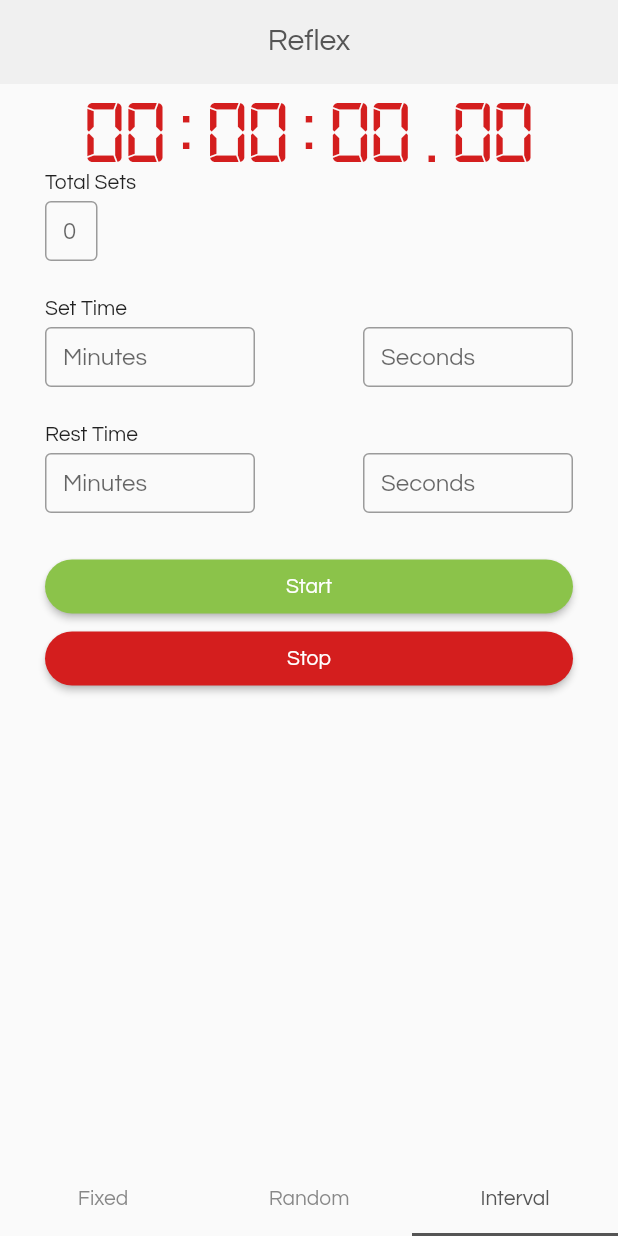
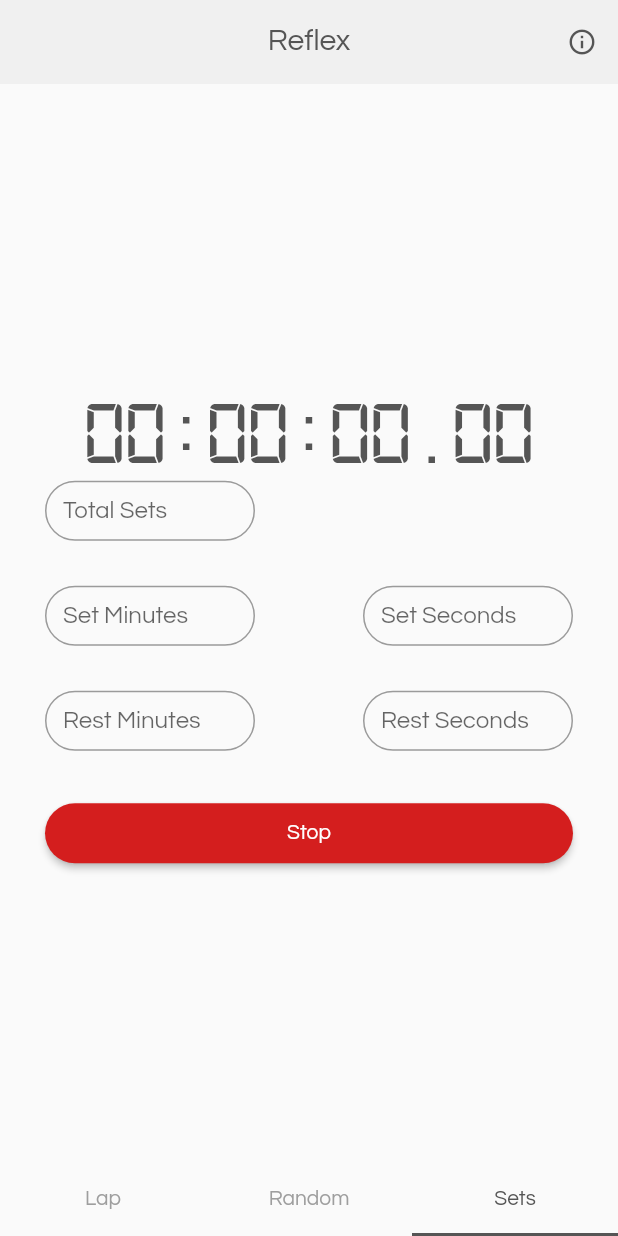
Before and after one commit to JuliusKarl/reflex, a Flutter app: the screen it shows after launch, item 3 of the bottom bar chosen, after a tap on "Start", on a phone screen of 412 x 824 dp. Run offline on Flutter 3.47's test engine with Material 2 defaults, Android fonts, the light colour scheme and no system bars; our stand-ins replace stop_watch_timer; statements that could not run were skipped.

Commit message:
Timer countdown. Setting time correctly

```diff
--- a/lib/home.dart
+++ b/lib/home.dart
@@ -2,6 +2,10 @@ import 'package:flutter/material.dart';
 import 'random.dart';
 import 'lap.dart';
 import 'round.dart';
+
+import 'info/lapInfo.dart';
+import 'info/randomInfo.dart';
+import 'info/roundInfo.dart';
 
 class Home extends StatefulWidget {
   @override
@@ -14,7 +18,9 @@ class _HomeState extends State<Home> with SingleTickerProviderStateMixin {
     Tab(text: "Random"),
     Tab(text: "Interval"),
   ];
+
   TabController _tabController;
+  int index;
 
   @override
   void initState() {
@@ -31,24 +37,67 @@ class _HomeState extends State<Home> with SingleTickerProviderStateMixin {
   Widget build(BuildContext context) {
     return DefaultTabController(
         length: 3,
-        child: Scaffold(
+        child: Builder(builder: (BuildContext context) {
+          return Scaffold(
               appBar: AppBar(
+                actions: <Widget>[
+                  IconButton(
+                    iconSize: 20,
+                    icon: Icon(
+                      Icons.info_outline,
+                      color: Color(0xFF555555),
+                    ),
+                    onPressed: () {
+                      switch (DefaultTabController.of(context).index) {
+                        case 0:
+                          {
+                            Navigator.push(
+                                context,
+                                MaterialPageRoute(
+                                    builder: (context) => LapInfo()));
+                          }
+                          break;
+
+                        case 1:
+                          {
+                            Navigator.push(
+                                context,
+                                MaterialPageRoute(
+                                    builder: (context) => RandomInfo()));
+                          }
+                          break;
+
+                        case 2:
+                          {
+                            Navigator.push(
+                                context,
+                                MaterialPageRoute(
+                                    builder: (context) => RoundInfo()));
+                          }
+                          break;
+                      }
+                    },
+                  )
+                ],
                 elevation: 0.0,
                 backgroundColor: Color(0xFFf0f0f0),
-              title: Text("Reflex", style: TextStyle(color: Color(0xFF555555))),
+                title:
+                    Text("Reflex", style: TextStyle(color: Color(0xFF555555))),
                 centerTitle: true,
               ),
               bottomNavigationBar: TabBar(
                 labelColor: Color(0xFF555555),
                 indicatorColor: Color(0xFF555555),
+                unselectedLabelColor: Colors.grey,
                 tabs: [
-                Tab(text: 'Fixed'),
+                  Tab(text: 'Lap'),
                   Tab(text: 'Random'),
-                Tab(text: 'Interval')
+                  Tab(text: 'Sets')
                 ],
               ),
               body: TabBarView(
                 children: [Lap(), Random(), Round()],
-            )));
+              ));
+        }));
   }
 }
--- a/lib/lap.dart
+++ b/lib/lap.dart
@@ -8,22 +8,21 @@ class Lap extends StatefulWidget {
 
 class _LapState extends State<Lap> {
   final _isHours = true;
+  bool isRunning = false;
 
   final StopWatchTimer _stopWatchTimer = StopWatchTimer(
-    isLapHours: true,
-    onChange: (value) => print('onChange $value'),
-    onChangeRawSecond: (value) => print('onChangeRawSecond $value'),
-    onChangeRawMinute: (value) => print('onChangeRawMinute $value'),
-  );
+      isLapHours: true, onChange: (value) => {print('onChange $value')});
 
   @override
   void initState() {
     super.initState();
-    _stopWatchTimer.rawTime.listen((value) =>
-        print('rawTime $value ${StopWatchTimer.getDisplayTime(value)}'));
-    _stopWatchTimer.minuteTime.listen((value) => print('minuteTime $value'));
-    _stopWatchTimer.secondTime.listen((value) => print('secondTime $value'));
-    _stopWatchTimer.records.listen((value) => print('records $value'));
+    _stopWatchTimer.rawTime.listen((value) {
+      if (StopWatchTimer.getRawSecond(value * 10) == 0) {
+        setState(() {
+          isRunning = false;
+        });
+      }
+    });
     super.initState();
   }
 
@@ -37,10 +36,8 @@ class _LapState extends State<Lap> {
   Widget build(BuildContext context) {
     return Center(
       child: ListView(
-        // mainAxisAlignment: MainAxisAlignment.center,
-        // crossAxisAlignment: CrossAxisAlignment.center,
+        shrinkWrap: true,
         children: <Widget>[
-          /// Display stop watch time
           Padding(
             padding: const EdgeInsets.only(bottom: 0),
             child: StreamBuilder<int>(
@@ -60,7 +57,7 @@ class _LapState extends State<Lap> {
                               style: const TextStyle(
                                   fontSize: 60,
                                   fontFamily: 'Digital',
-                                  color: Color(0xFFd41e1e))),
+                                  color: Color(0xFF555555))),
                         ),
                       ],
                     ));
@@ -167,12 +164,6 @@ class _LapState extends State<Lap> {
           //         ),
           //       ),
           Container(
-              margin: EdgeInsets.only(left: 30),
-              child: Align(
-                alignment: Alignment.bottomLeft,
-                child: Text("Set Time"),
-              )),
-          Container(
               margin: EdgeInsets.fromLTRB(30, 5, 30, 25),
               child: Row(
                   mainAxisAlignment: MainAxisAlignment.spaceBetween,
@@ -185,11 +176,14 @@ class _LapState extends State<Lap> {
                               keyboardType: TextInputType.number,
                               onChanged: (text) {
                                 _stopWatchTimer
-                                    .setPresetSecondTime(int.parse(text));
+                                    .setPresetMinuteTime(int.parse(text));
                               },
                               decoration: InputDecoration(
-                                border: OutlineInputBorder(),
-                                labelText: 'Minutes',
+                                border: OutlineInputBorder(
+                                    borderRadius: const BorderRadius.all(
+                                  const Radius.circular(20.0),
+                                )),
+                                labelText: 'Set Minutes',
                               ),
                             ))),
                     Flexible(
@@ -203,17 +197,14 @@ class _LapState extends State<Lap> {
                                     .setPresetSecondTime(int.parse(text));
                               },
                               decoration: InputDecoration(
-                                border: OutlineInputBorder(),
-                                labelText: 'Seconds',
+                                border: OutlineInputBorder(
+                                    borderRadius: const BorderRadius.all(
+                                  const Radius.circular(20.0),
+                                )),
+                                labelText: 'Set Seconds',
                               ),
                             ))),
                   ])),
-          Container(
-              margin: EdgeInsets.only(left: 30),
-              child: Align(
-                alignment: Alignment.bottomLeft,
-                child: Text("Interval"),
-              )),
           Container(
               margin: EdgeInsets.fromLTRB(30, 5, 30, 10),
               child: Row(
@@ -226,12 +217,16 @@ class _LapState extends State<Lap> {
                             child: TextField(
                               keyboardType: TextInputType.number,
                               onChanged: (text) {
-                                _stopWatchTimer
-                                    .setPresetSecondTime(int.parse(text));
+                                // _stopWatchTimer
+                                //     .setPresetSecondTime(int.parse(text));
                               },
                               decoration: InputDecoration(
-                                border: OutlineInputBorder(),
-                                labelText: 'Minutes',
+                                border: OutlineInputBorder(
+                                  borderRadius: const BorderRadius.all(
+                                    const Radius.circular(20.0),
+                                  ),
+                                ),
+                                labelText: 'Lap Minutes',
                               ),
                             ))),
                     Flexible(
@@ -241,45 +236,41 @@ class _LapState extends State<Lap> {
                             child: TextField(
                               keyboardType: TextInputType.number,
                               onChanged: (text) {
-                                _stopWatchTimer
-                                    .setPresetSecondTime(int.parse(text));
+                                // _stopWatchTimer
+                                //     .setPresetSecondTime(int.parse(text));
                               },
                               decoration: InputDecoration(
-                                border: OutlineInputBorder(),
-                                labelText: 'Seconds',
+                                border: OutlineInputBorder(
+                                    borderRadius: const BorderRadius.all(
+                                  const Radius.circular(20.0),
+                                )),
+                                labelText: 'Lap Seconds',
                               ),
                             ))),
                   ])),
-          Padding(
+          Container(
+              height: 40,
+              margin: EdgeInsets.only(top: 10),
+              child: Padding(
                 padding: const EdgeInsets.symmetric(horizontal: 30),
                 child: RaisedButton(
                   padding: const EdgeInsets.all(4),
-              color: Colors.lightGreen,
+                  color: isRunning ? Color(0xFFd41e1e) : Colors.lightGreen,
                   shape: const StadiumBorder(),
                   onPressed: () async {
-                _stopWatchTimer.onExecute.add(StopWatchExecute.start);
+                    isRunning
+                        ? _stopWatchTimer.onExecute.add(StopWatchExecute.stop)
+                        : _stopWatchTimer.onExecute.add(StopWatchExecute.start);
+                    setState(() {
+                      isRunning = !isRunning;
+                    });
                   },
-              child: const Text(
-                'Start',
+                  child: Text(
+                    isRunning ? 'Stop' : 'Start',
                     style: TextStyle(color: Colors.white),
                   ),
                 ),
-          ),
-          Padding(
-            padding: const EdgeInsets.symmetric(horizontal: 30),
-            child: RaisedButton(
-              padding: const EdgeInsets.all(4),
-              color: Color(0xFFd41e1e),
-              shape: const StadiumBorder(),
-              onPressed: () async {
-                _stopWatchTimer.onExecute.add(StopWatchExecute.stop);
-              },
-              child: const Text(
-                'Stop',
-                style: TextStyle(color: Colors.white),
-              ),
-            ),
-          ),
+              ))
         ],
       ),
     );
--- a/lib/round.dart
+++ b/lib/round.dart
@@ -8,22 +8,21 @@ class Round extends StatefulWidget {
 
 class _RoundState extends State<Round> {
   final _isHours = true;
+  bool isRunning = false;
 
   final StopWatchTimer _stopWatchTimer = StopWatchTimer(
-    isLapHours: true,
-    onChange: (value) => print('onChange $value'),
-    onChangeRawSecond: (value) => print('onChangeRawSecond $value'),
-    onChangeRawMinute: (value) => print('onChangeRawMinute $value'),
-  );
+      isLapHours: true, onChange: (value) => {print('onChange $value')});
 
   @override
   void initState() {
     super.initState();
-    _stopWatchTimer.rawTime.listen((value) =>
-        print('rawTime $value ${StopWatchTimer.getDisplayTime(value)}'));
-    _stopWatchTimer.minuteTime.listen((value) => print('minuteTime $value'));
-    _stopWatchTimer.secondTime.listen((value) => print('secondTime $value'));
-    _stopWatchTimer.records.listen((value) => print('records $value'));
+    _stopWatchTimer.rawTime.listen((value) {
+      if (StopWatchTimer.getRawSecond(value * 10) == 0) {
+        setState(() {
+          isRunning = false;
+        });
+      }
+    });
     super.initState();
   }
 
@@ -37,10 +36,8 @@ class _RoundState extends State<Round> {
   Widget build(BuildContext context) {
     return Center(
       child: ListView(
-        // mainAxisAlignment: MainAxisAlignment.center,
-        // crossAxisAlignment: CrossAxisAlignment.center,
+        shrinkWrap: true,
         children: <Widget>[
-          /// Display stop watch time
           Padding(
             padding: const EdgeInsets.only(bottom: 0),
             child: StreamBuilder<int>(
@@ -60,7 +57,7 @@ class _RoundState extends State<Round> {
                               style: const TextStyle(
                                   fontSize: 60,
                                   fontFamily: 'Digital',
-                                  color: Color(0xFFd41e1e))),
+                                  color: Color(0xFF555555))),
                         ),
                       ],
                     ));
@@ -167,19 +164,56 @@ class _RoundState extends State<Round> {
           //         ),
           //       ),
           Container(
-              margin: EdgeInsets.only(left: 30),
-              child: Align(
-                alignment: Alignment.bottomLeft,
-                child: Text("Total Sets"),
-              )),
-          Container(
               margin: EdgeInsets.fromLTRB(30, 5, 30, 25),
               child: Row(children: [
                 Flexible(
                     child: Container(
+                        width: 140,
                         height: 40,
-                        width: 35,
-                        margin: EdgeInsets.only(right: 10),
+                        child: TextField(
+                          keyboardType: TextInputType.number,
+                          textAlign: TextAlign.center,
+                          textAlignVertical: TextAlignVertical.center,
+                          onChanged: (text) {
+                            _stopWatchTimer
+                                .setPresetSecondTime(int.parse(text));
+                          },
+                          decoration: InputDecoration(
+                            border: OutlineInputBorder(
+                                borderRadius: const BorderRadius.all(
+                              const Radius.circular(20.0),
+                            )),
+                            labelText: 'Total Sets',
+                          ),
+                        )))
+              ])),
+          Container(
+              margin: EdgeInsets.fromLTRB(30, 5, 30, 25),
+              child: Row(
+                  mainAxisAlignment: MainAxisAlignment.spaceBetween,
+                  children: [
+                    Flexible(
+                        child: Container(
+                            height: 40,
+                            width: 140,
+                            child: TextField(
+                              keyboardType: TextInputType.number,
+                              onChanged: (text) {
+                                _stopWatchTimer
+                                    .setPresetMinuteTime(int.parse(text));
+                              },
+                              decoration: InputDecoration(
+                                border: OutlineInputBorder(
+                                    borderRadius: const BorderRadius.all(
+                                  const Radius.circular(20.0),
+                                )),
+                                labelText: 'Set Minutes',
+                              ),
+                            ))),
+                    Flexible(
+                        child: Container(
+                            height: 40,
+                            width: 140,
                             child: TextField(
                               keyboardType: TextInputType.number,
                               onChanged: (text) {
@@ -187,17 +221,14 @@ class _RoundState extends State<Round> {
                                     .setPresetSecondTime(int.parse(text));
                               },
                               decoration: InputDecoration(
-                            border: OutlineInputBorder(),
-                            labelText: '0',
+                                border: OutlineInputBorder(
+                                    borderRadius: const BorderRadius.all(
+                                  const Radius.circular(20.0),
+                                )),
+                                labelText: 'Set Seconds',
                               ),
-                        )))
+                            ))),
                   ])),
-          Container(
-              margin: EdgeInsets.only(left: 30),
-              child: Align(
-                alignment: Alignment.bottomLeft,
-                child: Text("Set Time"),
-              )),
           Container(
               margin: EdgeInsets.fromLTRB(30, 5, 30, 25),
               child: Row(
@@ -214,8 +245,11 @@ class _RoundState extends State<Round> {
                                     .setPresetSecondTime(int.parse(text));
                               },
                               decoration: InputDecoration(
-                                border: OutlineInputBorder(),
-                                labelText: 'Minutes',
+                                border: OutlineInputBorder(
+                                    borderRadius: const BorderRadius.all(
+                                  const Radius.circular(20.0),
+                                )),
+                                labelText: 'Rest Minutes',
                               ),
                             ))),
                     Flexible(
@@ -229,83 +263,37 @@ class _RoundState extends State<Round> {
                                     .setPresetSecondTime(int.parse(text));
                               },
                               decoration: InputDecoration(
-                                border: OutlineInputBorder(),
-                                labelText: 'Seconds',
+                                border: OutlineInputBorder(
+                                    borderRadius: const BorderRadius.all(
+                                  const Radius.circular(20.0),
+                                )),
+                                labelText: 'Rest Seconds',
                               ),
                             ))),
                   ])),
           Container(
-              margin: EdgeInsets.only(left: 30),
-              child: Align(
-                alignment: Alignment.bottomLeft,
-                child: Text("Rest Time"),
-              )),
-          Container(
-              margin: EdgeInsets.fromLTRB(30, 5, 30, 25),
-              child: Row(
-                  mainAxisAlignment: MainAxisAlignment.spaceBetween,
-                  children: [
-                    Flexible(
-                        child: Container(
               height: 40,
-                            width: 140,
-                            child: TextField(
-                              keyboardType: TextInputType.number,
-                              onChanged: (text) {
-                                _stopWatchTimer
-                                    .setPresetSecondTime(int.parse(text));
-                              },
-                              decoration: InputDecoration(
-                                border: OutlineInputBorder(),
-                                labelText: 'Minutes',
-                              ),
-                            ))),
-                    Flexible(
-                        child: Container(
-                            height: 40,
-                            width: 140,
-                            child: TextField(
-                              keyboardType: TextInputType.number,
-                              onChanged: (text) {
-                                _stopWatchTimer
-                                    .setPresetSecondTime(int.parse(text));
-                              },
-                              decoration: InputDecoration(
-                                border: OutlineInputBorder(),
-                                labelText: 'Seconds',
-                              ),
-                            ))),
-                  ])),
-          Padding(
+              margin: EdgeInsets.only(top: 10),
+              child: Padding(
                 padding: const EdgeInsets.symmetric(horizontal: 30),
                 child: RaisedButton(
                   padding: const EdgeInsets.all(4),
-              color: Colors.lightGreen,
+                  color: isRunning ? Color(0xFFd41e1e) : Colors.lightGreen,
                   shape: const StadiumBorder(),
                   onPressed: () async {
-                _stopWatchTimer.onExecute.add(StopWatchExecute.start);
+                    isRunning
+                        ? _stopWatchTimer.onExecute.add(StopWatchExecute.stop)
+                        : _stopWatchTimer.onExecute.add(StopWatchExecute.start);
+                    setState(() {
+                      isRunning = !isRunning;
+                    });
                   },
-              child: const Text(
-                'Start',
+                  child: Text(
+                    isRunning ? 'Stop' : 'Start',
                     style: TextStyle(color: Colors.white),
                   ),
                 ),
-          ),
-          Padding(
-            padding: const EdgeInsets.symmetric(horizontal: 30),
-            child: RaisedButton(
-              padding: const EdgeInsets.all(4),
-              color: Color(0xFFd41e1e),
-              shape: const StadiumBorder(),
-              onPressed: () async {
-                _stopWatchTimer.onExecute.add(StopWatchExecute.stop);
-              },
-              child: const Text(
-                'Stop',
-                style: TextStyle(color: Colors.white),
-              ),
-            ),
-          ),
+              ))
         ],
       ),
     );
```
Also changed, not shown: lib/info/lapInfo.dart (added, +19 -0 lines), lib/info/randomInfo.dart (added, +19 -0 lines), lib/info/roundInfo.dart (added, +19 -0 lines), lib/random.dart (+56 -67 lines). Lines whose indentation alone changed are shown as unchanged.
